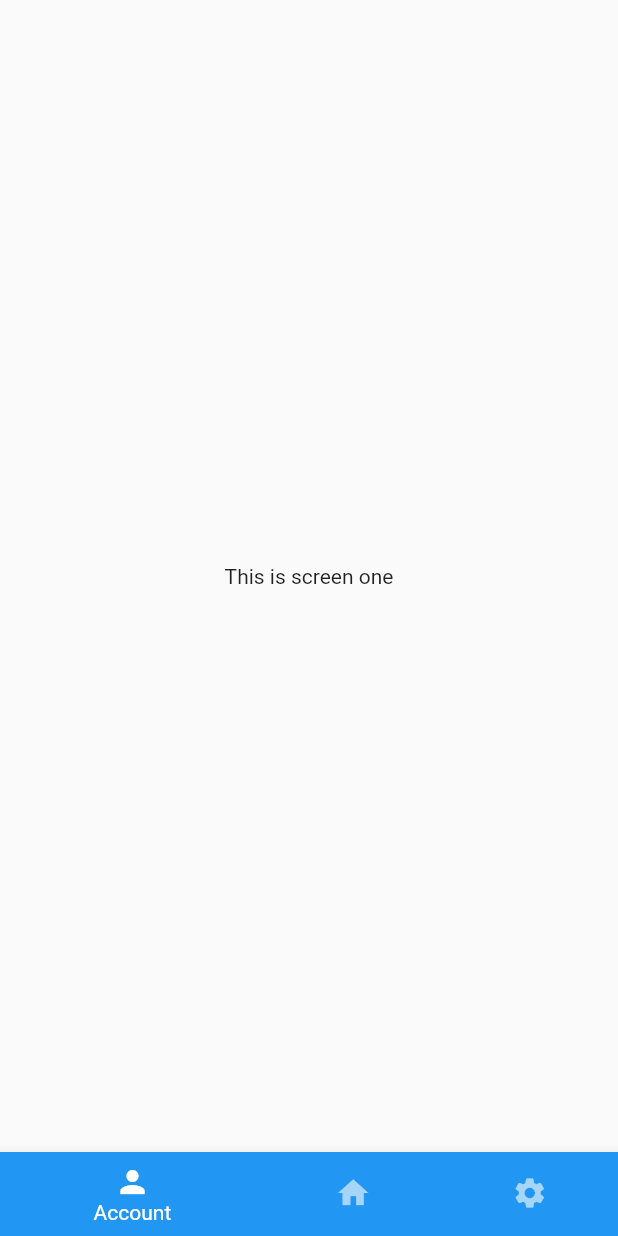
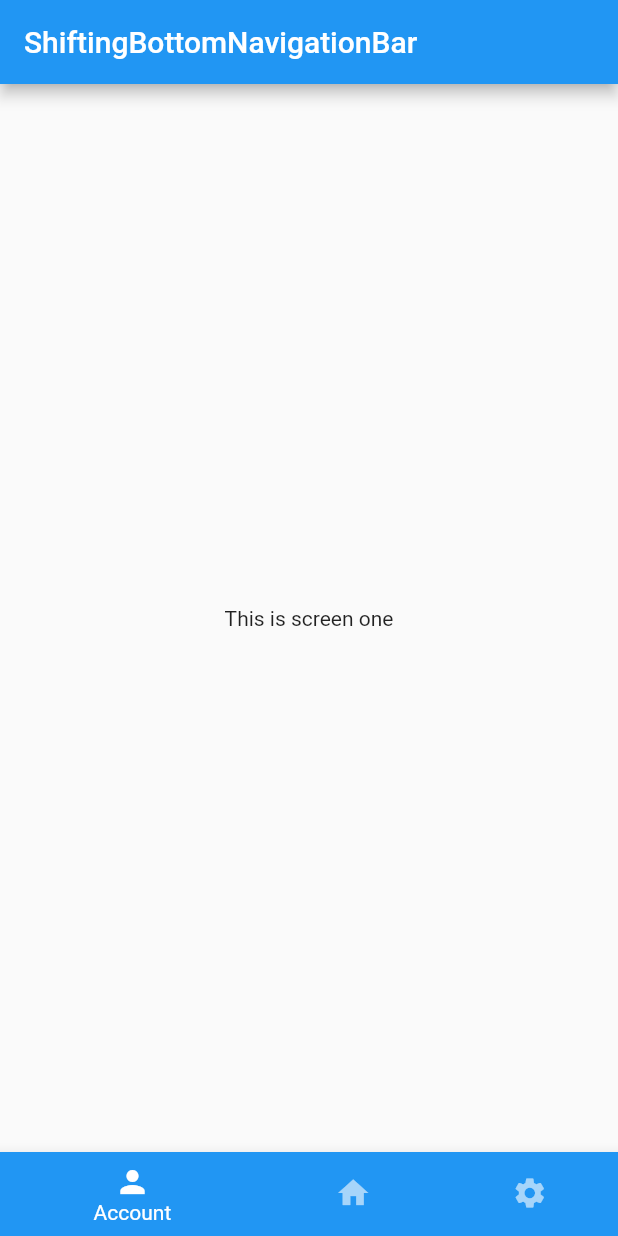
Before and after one commit to carlosvchrdevelop/flutter-instant-bottom-bar-pkg, a Flutter app: the screen it shows after launch, on a phone screen of 412 x 824 dp. Run offline on Flutter 3.47's test engine with Material 2 defaults, Android fonts, the phone set to English and light mode, and no system bars.

Commit message:
Agregada posibilidad de pasar como parámetro un AppBar.

```diff
--- a/example/lib/main.dart
+++ b/example/lib/main.dart
@@ -9,13 +9,14 @@ class MyApp extends StatelessWidget {
   const MyApp({Key? key}) : super(key: key);
   @override
   Widget build(BuildContext context) {
-    return const MaterialApp(
+    return MaterialApp(
       title: 'Instant Bottom Bar demo',
       home: ShiftingBottomNavigationBar(
           selectedItColor: Colors.white,
           unselectedItColor: Colors.white60,
           backgroundColor: Colors.blue,
-          tabs: [
+          appBar: AppBar(title: const Text('ShiftingBottomNavigationBar')),
+          tabs: const [
             BottomNavigationTabData(
                 icon: Icons.person,
                 label: 'Account',
--- a/lib/instant_bottom_bar.dart
+++ b/lib/instant_bottom_bar.dart
@@ -12,14 +12,16 @@ class FixedBottomNavigationBar extends _BottomNavigationBar {
       required List<BottomNavigationTabData> tabs,
       Color selectedItColor = defaultSelectedColor,
       Color unselectedItColor = defaultUnselectedColor,
-      Color backgroundColor = defaultBackgroundColor})
+      Color backgroundColor = defaultBackgroundColor,
+      AppBar? appBar})
       : super(
             key: key,
             tabs: tabs,
             type: BottomNavigationBarType.fixed,
             selectedItColor: selectedItColor,
             unselectedItColor: unselectedItColor,
-            backgroundColor: backgroundColor);
+            backgroundColor: backgroundColor,
+            appBar: appBar);
 }
 
 class ShiftingBottomNavigationBar extends _BottomNavigationBar {
@@ -28,14 +30,16 @@ class ShiftingBottomNavigationBar extends _BottomNavigationBar {
       required List<BottomNavigationTabData> tabs,
       Color selectedItColor = defaultSelectedColor,
       Color unselectedItColor = defaultUnselectedColor,
-      Color backgroundColor = defaultBackgroundColor})
+      Color backgroundColor = defaultBackgroundColor,
+      AppBar? appBar})
       : super(
             key: key,
             tabs: tabs,
             type: BottomNavigationBarType.shifting,
             selectedItColor: selectedItColor,
             unselectedItColor: unselectedItColor,
-            backgroundColor: backgroundColor);
+            backgroundColor: backgroundColor,
+            appBar: appBar);
 }
 
 class _BottomNavigationBar extends StatefulWidget {
@@ -44,13 +48,15 @@ class _BottomNavigationBar extends StatefulWidget {
   final Color selectedItColor;
   final Color unselectedItColor;
   final Color backgroundColor;
+  final AppBar? appBar;
   const _BottomNavigationBar(
       {Key? key,
       required this.tabs,
       required this.type,
       required this.selectedItColor,
       required this.unselectedItColor,
-      required this.backgroundColor})
+      required this.backgroundColor,
+      this.appBar})
       : super(key: key);
 
   @override
@@ -83,7 +89,9 @@ class _BottomNavigationBarState extends State<_BottomNavigationBar> {
       },
     );
     return Scaffold(
-        body: _kTabPages[_currentTabIndex], bottomNavigationBar: bottomNavBar);
+        appBar: widget.appBar,
+        body: _kTabPages[_currentTabIndex],
+        bottomNavigationBar: bottomNavBar);
   }
 }
 
```
